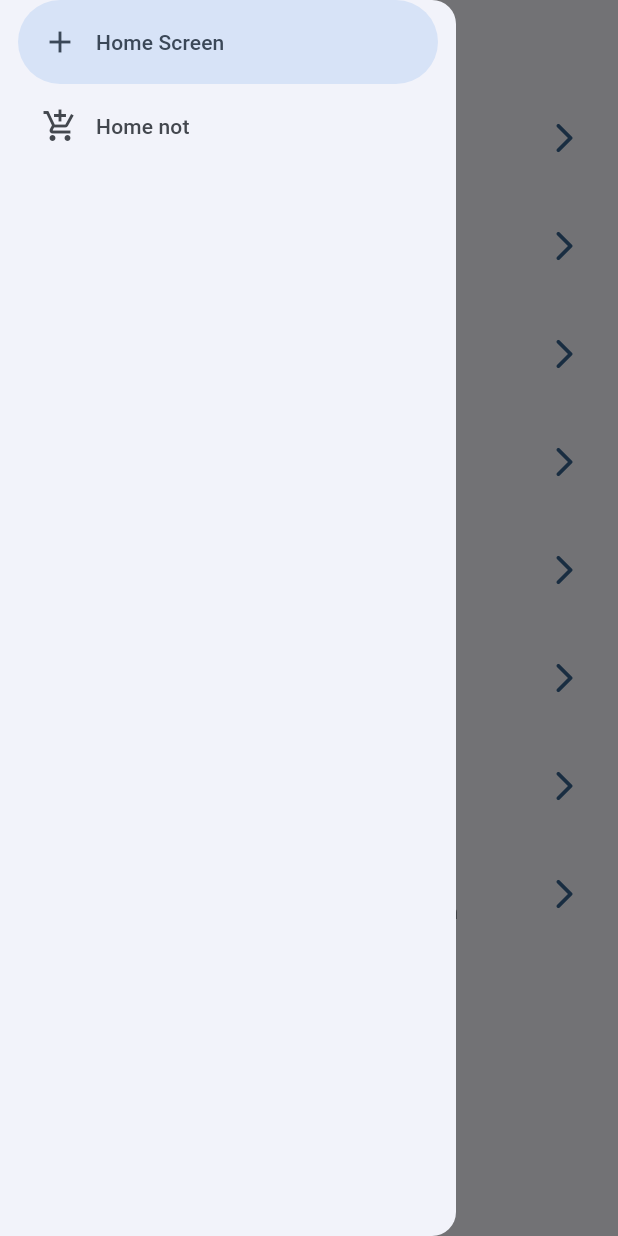
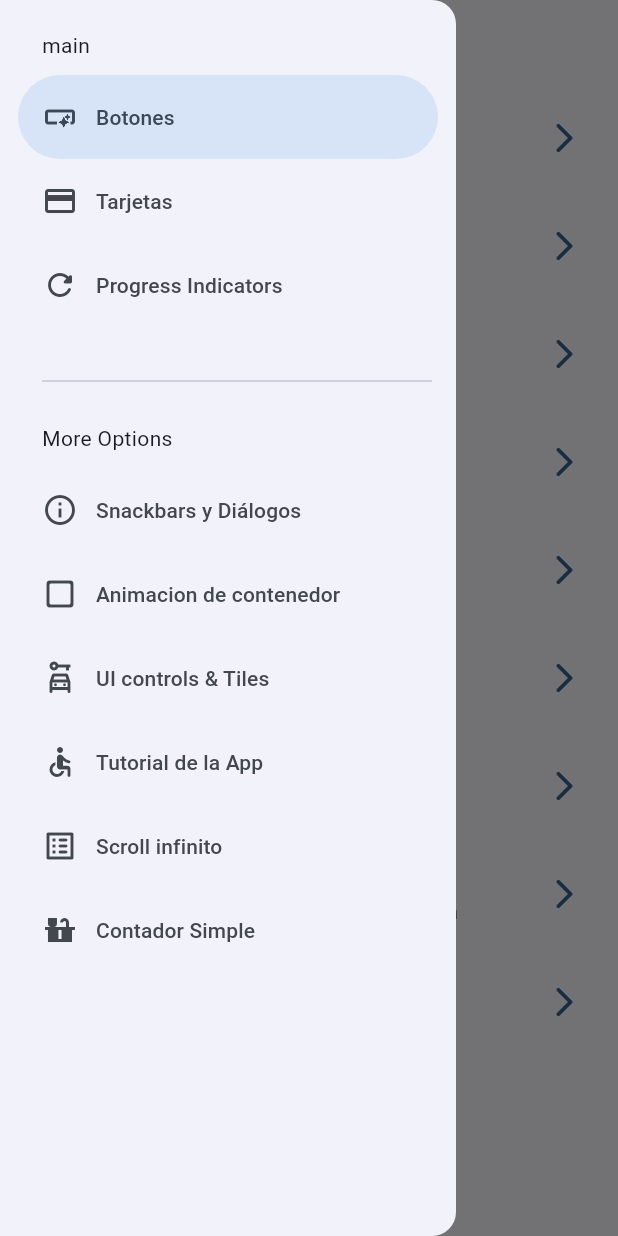
Before and after one commit to josetapia97/FlutterCardPlay, a Flutter app: the screen it shows after launch, with the side drawer open, on a phone screen of 412 x 824 dp. Run offline on Flutter 3.47's test engine with Material 2 defaults, Android fonts, the phone set to English and light mode, and no system bars; our stand-ins replace animate_do, go_router.

```diff
--- a/lib/config/router/app_router.dart
+++ b/lib/config/router/app_router.dart
@@ -1,4 +1,5 @@
 import 'package:go_router/go_router.dart';
+
 
 import '../../presentation/screens/screens.dart';
 
@@ -52,6 +53,11 @@ final appRouter = GoRouter(
       name: InfiniteScrollScreen.name,
       path: '/scroll',
       builder: (context, state) => const InfiniteScrollScreen(),
+    ),
+    GoRoute(
+      name: CounterScreen.name,
+      path: '/counter_screen',
+      builder: (context, state) => const CounterScreen(),
     )
   ],
 );
--- a/lib/config/theme/menu/menu_items.dart
+++ b/lib/config/theme/menu/menu_items.dart
@@ -54,4 +54,9 @@ const appMenuItems = <MenuItem>[
       subtittle: 'Consumo de contenido y actualizacion',
       link: '/scroll',
       icon: Icons.list_alt_rounded),
+  MenuItem(
+      tittle: 'Contador Simple',
+      subtittle: 'Introduccion a Riverpod',
+      link: '/counter_screen',
+      icon: Icons.countertops),
 ];
--- /dev/null
+++ b/lib/presentation/screens/counter/counter_screen.dart
@@ -0,0 +1,28 @@
+import 'package:flutter/material.dart';
+
+class CounterScreen extends StatelessWidget {
+  static const String name = 'counter_screen';
+  const CounterScreen({super.key});
+
+  @override
+  Widget build(BuildContext context) {
+    int contador = 0;
+    return Scaffold(
+      appBar: AppBar(
+        title: const Text('Pantalla del Contador'),
+      ),
+      body: Center(
+        child:Text('Valor: $contador',style: Theme.of(context).textTheme.titleLarge,),
+
+      ),
+
+      floatingActionButton: FloatingActionButton(
+        onPressed: () {
+
+           contador++;
+        },
+        child: const Icon(Icons.add),
+      ),
+    );
+  }
+}
--- a/lib/presentation/screens/home/home_screen.dart
+++ b/lib/presentation/screens/home/home_screen.dart
@@ -10,12 +10,16 @@ class HomeScreen extends StatelessWidget {
 
   @override
   Widget build(BuildContext context) {
+
+    final scaffoldKey =  GlobalKey<ScaffoldState>();
+
     return Scaffold(
+      key: scaffoldKey,
       appBar: AppBar(
         title: const Text('Flutter + material 3'),
       ),
       body: const _HomeView(),
-      drawer: const SideMenu(),
+      drawer:  SideMenu(scaffoldKey: scaffoldKey,),
     );
   }
 }
--- a/lib/presentation/screens/screens.dart
+++ b/lib/presentation/screens/screens.dart
@@ -1,3 +1,4 @@
+export 'package:widgets_app/presentation/screens/counter/counter_screen.dart';
 export 'package:widgets_app/presentation/screens/animated/animated_screen.dart';
 export 'package:widgets_app/presentation/screens/app_tutorial/app_tutorial_screen.dart';
 export 'package:widgets_app/presentation/screens/infinite_scroll/infinite_scroll_screen.dart';
--- a/lib/presentation/widgets/side_menu.dart
+++ b/lib/presentation/widgets/side_menu.dart
@@ -1,7 +1,10 @@
 import 'package:flutter/material.dart';
+import 'package:go_router/go_router.dart';
+import 'package:widgets_app/config/theme/menu/menu_items.dart';
 
 class SideMenu extends StatefulWidget {
-  const SideMenu({super.key});
+  final GlobalKey<ScaffoldState> scaffoldKey;
+  const SideMenu({super.key, required this.scaffoldKey});
 
   @override
   State<SideMenu> createState() => _SideMenuState();
@@ -12,19 +15,41 @@ class _SideMenuState extends State<SideMenu> {
 
   @override
   Widget build(BuildContext context) {
+    final hasNotch = MediaQuery.of(context).viewPadding.top > 35;
+
     return NavigationDrawer(
         selectedIndex: navDrawerIndex,
         onDestinationSelected: (value) {
           setState(() {
             navDrawerIndex = value;
           });
+          final menuItem = appMenuItems[value];
+          context.push(menuItem.link);
+          widget.scaffoldKey.currentState?.closeDrawer();
         },
         children: [
-          NavigationDrawerDestination(
-              icon: const Icon(Icons.add), label: const Text('Home Screen')),
-          NavigationDrawerDestination(
-              icon: const Icon(Icons.add_shopping_cart),
-              label: const Text('Home not')),
+          Padding(
+            padding: EdgeInsets.fromLTRB(28, hasNotch ? 0 : 20, 16, 10),
+            child: const Text('main'),
+          ),
+          //llenado del menu lateral con items del menu
+
+          ...appMenuItems.sublist(0, 3).map((item) =>
+              NavigationDrawerDestination(
+                  icon: Icon(item.icon), label: Text(item.tittle))),
+
+          const Padding(
+            padding: EdgeInsets.fromLTRB(28, 28, 16, 10),
+            child: Divider(),
+          ),
+
+          const Padding(
+            padding: EdgeInsets.fromLTRB(28, 10, 16, 10),
+            child: Text('More Options'),
+          ),
+
+          ...appMenuItems.sublist(3).map((item) => NavigationDrawerDestination(
+              icon: Icon(item.icon), label: Text(item.tittle))),
         ]);
   }
 }
```
